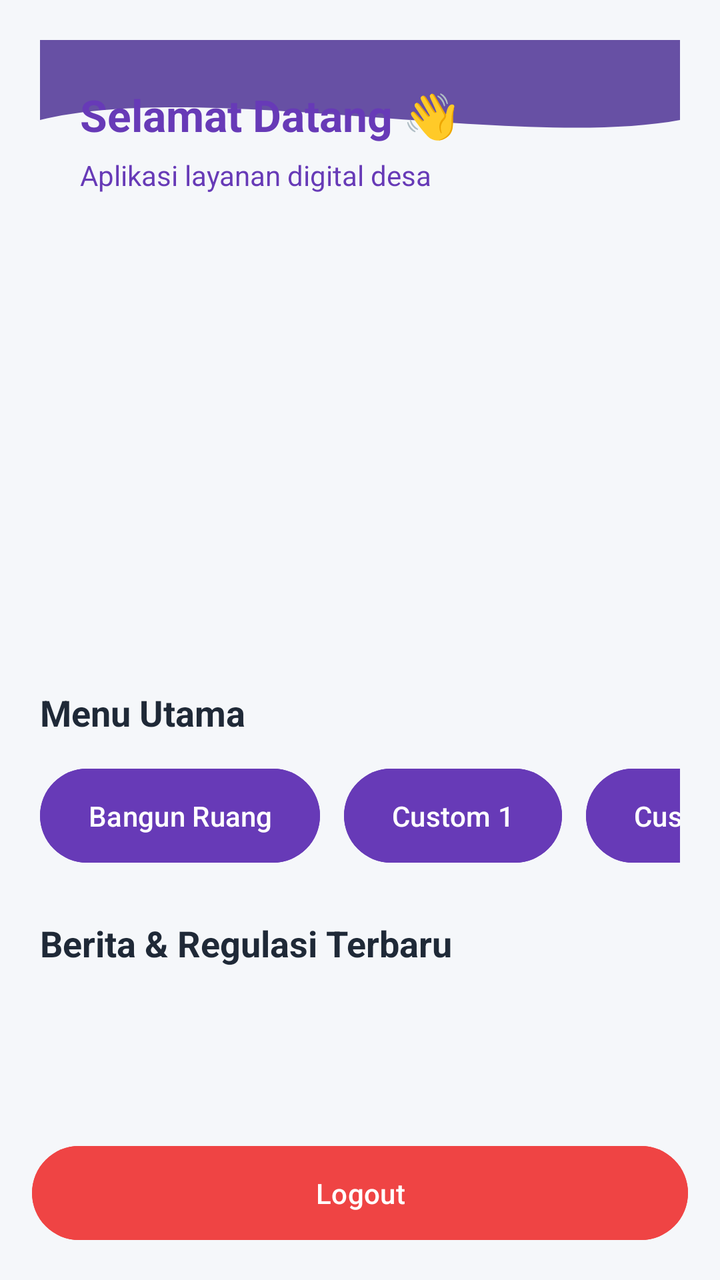
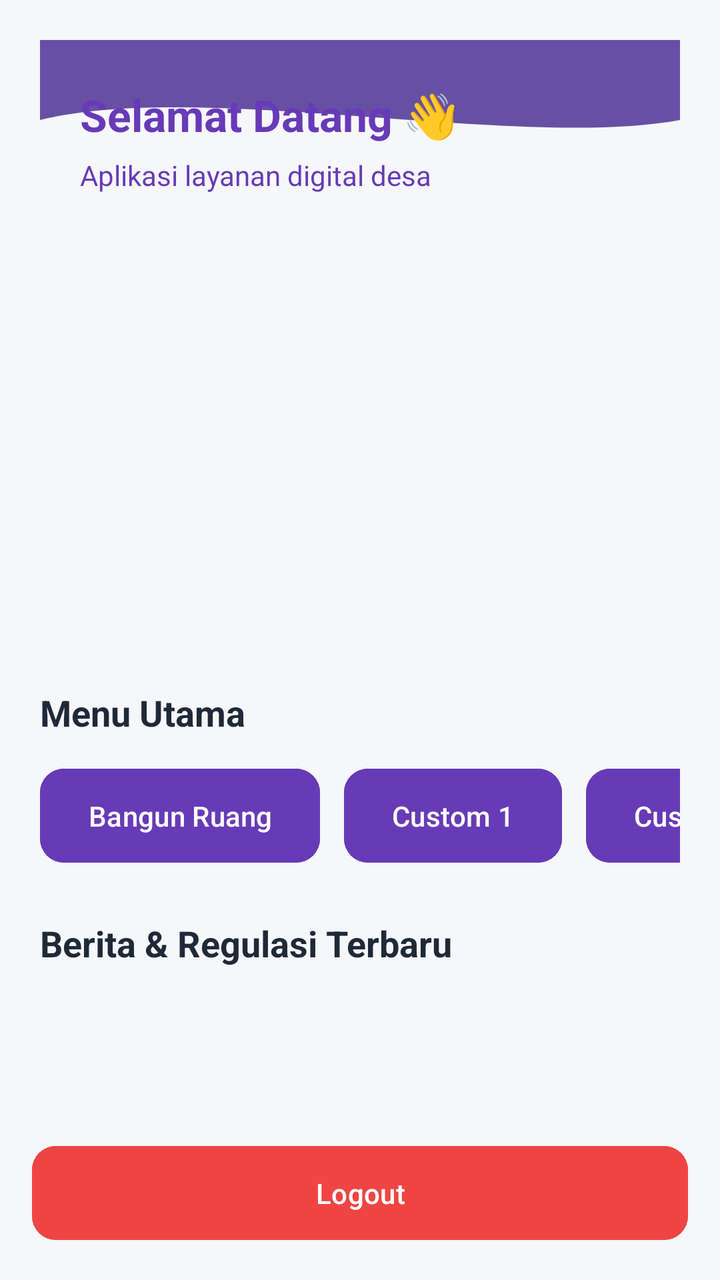

An Android layout rendered at two revisions. The XML below is the earlier revision; the diff shows what the commit changed to produce the second picture.
<!-- AndroidManifest.xml: application theme Theme.Anaanlume -->
<!-- res/layout/fragment_home.xml -->
<?xml version="1.0" encoding="utf-8"?>
<androidx.constraintlayout.widget.ConstraintLayout xmlns:android="http://schemas.android.com/apk/res/android"
    xmlns:app="http://schemas.android.com/apk/res-auto"
    android:layout_width="match_parent"
    android:layout_height="match_parent"
    android:background="#F5F7FA">

    
    <androidx.core.widget.NestedScrollView
        android:id="@+id/contentScroll"
        android:layout_width="match_parent"
        android:layout_height="0dp"
        android:fillViewport="true"
        app:layout_constraintBottom_toTopOf="@+id/btnLogout"
        app:layout_constraintTop_toTopOf="parent">

        <LinearLayout
            android:layout_width="match_parent"
            android:layout_height="wrap_content"
            android:orientation="vertical"
            android:padding="20dp">

            
            <LinearLayout
                android:layout_width="match_parent"
                android:layout_height="wrap_content"
                android:background="@drawable/bg_header_wave"
                android:gravity="center_vertical"
                android:orientation="vertical"
                android:padding="20dp"
                android:layout_marginBottom="20dp">

                <TextView
                    android:layout_width="wrap_content"
                    android:layout_height="wrap_content"
                    android:text="Selamat Datang 👋"
                    android:textColor="#673AB7"
                    android:textSize="22sp"
                    android:textStyle="bold" />

                <TextView
                    android:layout_width="wrap_content"
                    android:layout_height="wrap_content"
                    android:paddingTop="6dp"
                    android:text="Aplikasi layanan digital desa"
                    android:textColor="#673AB7"
                    android:textSize="14sp" />

            </LinearLayout>

            

            
            <androidx.viewpager2.widget.ViewPager2
                android:id="@+id/vpSlider"
                android:layout_width="match_parent"
                android:layout_height="180dp"
                android:layout_marginBottom="24dp" />

            <TextView
                android:layout_width="match_parent"
                android:layout_height="wrap_content"
                android:layout_marginBottom="12dp"
                android:text="Menu Utama"
                android:textColor="#1F2937"
                android:textSize="18sp"
                android:textStyle="bold" />

            <HorizontalScrollView
                android:layout_width="match_parent"
                android:layout_height="wrap_content"
                android:scrollbars="none"
                android:layout_marginBottom="24dp">

                <LinearLayout
                    android:layout_width="wrap_content"
                    android:layout_height="wrap_content"
                    android:orientation="horizontal">

                    <Button
                        android:id="@+id/btn1"
                        android:layout_width="wrap_content"
                        android:layout_height="55dp"
                        android:layout_marginEnd="12dp"
                        android:backgroundTint="#673AB7"
                        android:text="Bangun Ruang"
                        android:textAllCaps="false"
                        android:textColor="#FFFFFF" />

                    <Button
                        android:id="@+id/btn2"
                        android:layout_width="wrap_content"
                        android:layout_height="55dp"
                        android:layout_marginEnd="12dp"
                        android:backgroundTint="#673AB7"
                        android:text="Custom 1"
                        android:textAllCaps="false"
                        android:textColor="#FFFFFF" />

                    <Button
                        android:id="@+id/btn3"
                        android:layout_width="wrap_content"
                        android:layout_height="55dp"
                        android:layout_marginEnd="12dp"
                        android:backgroundTint="#673AB7"
                        android:text="Custom 2"
                        android:textAllCaps="false"
                        android:textColor="#FFFFFF" />

                    <Button
                        android:id="@+id/btnWeb"
                        android:layout_width="wrap_content"
                        android:layout_height="55dp"
                        android:layout_marginEnd="12dp"
                        android:backgroundTint="#673AB7"
                        android:text="Website"
                        android:textAllCaps="false"
                        android:textColor="#FFFFFF" />

                    <Button
                        android:id="@+id/btnDokumen"
                        android:layout_width="wrap_content"
                        android:layout_height="55dp"
                        android:backgroundTint="#673AB7"
                        android:text="Dokumen"
                        android:textAllCaps="false"
                        android:textColor="#FFFFFF" />
                </LinearLayout>
            </HorizontalScrollView>

            
            <TextView
                android:layout_width="match_parent"
                android:layout_height="wrap_content"
                android:layout_marginBottom="12dp"
                android:text="Berita &amp; Regulasi Terbaru"
                android:textColor="#1F2937"
                android:textSize="18sp"
                android:textStyle="bold" />

            <androidx.recyclerview.widget.RecyclerView
                android:id="@+id/rvBerita"
                android:layout_width="match_parent"
                android:layout_height="wrap_content"
                android:nestedScrollingEnabled="false" />

        </LinearLayout>
    </androidx.core.widget.NestedScrollView>

    
    <Button
        android:id="@+id/btnLogout"
        android:layout_width="match_parent"
        android:layout_height="55dp"
        android:layout_margin="16dp"
        android:backgroundTint="#EF4444"
        android:text="Logout"
        android:textAllCaps="false"
        android:textColor="#FFFFFF"
        app:layout_constraintBottom_toBottomOf="parent" />

</androidx.constraintlayout.widget.ConstraintLayout>
<!-- resources referenced by this layout -->
<resources>
  <!-- drawable bg_header_wave (drawable) -->
  <vector xmlns:android="http://schemas.android.com/apk/res/android"
      android:width="100dp"
      android:height="100dp"
      android:viewportWidth="100"
      android:viewportHeight="100">
  
  
      <path
          android:fillColor="?attr/colorPrimary"
          android:pathData="
              M0,0
              L100,0
              L100,40
              C 75,55
                25,20
                0,40
              Z" />
  </vector>
  <style name="Theme.Anaanlume" parent="Base.Theme.Anaanlume" />
  <style name="Base.Theme.Anaanlume" parent="Theme.Material3.DayNight.NoActionBar">
          
          
      </style>
</resources>

<!-- the commit's change to res/layout/fragment_home.xml (unified diff, before → after) -->
@@ -49,8 +49,6 @@
             </LinearLayout>
 
             
-
-            
             <androidx.viewpager2.widget.ViewPager2
                 android:id="@+id/vpSlider"
                 android:layout_width="match_parent"
@@ -77,7 +75,7 @@
                     android:layout_height="wrap_content"
                     android:orientation="horizontal">
 
-                    <Button
+                    <com.google.android.material.button.MaterialButton
                         android:id="@+id/btn1"
                         android:layout_width="wrap_content"
                         android:layout_height="55dp"
@@ -85,9 +83,10 @@
                         android:backgroundTint="#673AB7"
                         android:text="Bangun Ruang"
                         android:textAllCaps="false"
-                        android:textColor="#FFFFFF" />
+                        android:textColor="#FFFFFF"
+                        app:cornerRadius="12dp" />
 
-                    <Button
+                    <com.google.android.material.button.MaterialButton
                         android:id="@+id/btn2"
                         android:layout_width="wrap_content"
                         android:layout_height="55dp"
@@ -95,9 +94,10 @@
                         android:backgroundTint="#673AB7"
                         android:text="Custom 1"
                         android:textAllCaps="false"
-                        android:textColor="#FFFFFF" />
+                        android:textColor="#FFFFFF"
+                        app:cornerRadius="12dp" />
 
-                    <Button
+                    <com.google.android.material.button.MaterialButton
                         android:id="@+id/btn3"
                         android:layout_width="wrap_content"
                         android:layout_height="55dp"
@@ -105,9 +105,10 @@
                         android:backgroundTint="#673AB7"
                         android:text="Custom 2"
                         android:textAllCaps="false"
-                        android:textColor="#FFFFFF" />
+                        android:textColor="#FFFFFF"
+                        app:cornerRadius="12dp" />
 
-                    <Button
+                    <com.google.android.material.button.MaterialButton
                         android:id="@+id/btnWeb"
                         android:layout_width="wrap_content"
                         android:layout_height="55dp"
@@ -115,16 +116,41 @@
                         android:backgroundTint="#673AB7"
                         android:text="Website"
                         android:textAllCaps="false"
-                        android:textColor="#FFFFFF" />
+                        android:textColor="#FFFFFF"
+                        app:cornerRadius="12dp" />
 
-                    <Button
+                    <com.google.android.material.button.MaterialButton
                         android:id="@+id/btnDokumen"
                         android:layout_width="wrap_content"
                         android:layout_height="55dp"
+                        android:layout_marginEnd="12dp"
                         android:backgroundTint="#673AB7"
                         android:text="Dokumen"
                         android:textAllCaps="false"
-                        android:textColor="#FFFFFF" />
+                        android:textColor="#FFFFFF"
+                        app:cornerRadius="12dp" />
+
+                    <com.google.android.material.button.MaterialButton
+                        android:id="@+id/btnTenth"
+                        android:layout_width="wrap_content"
+                        android:layout_height="55dp"
+                        android:layout_marginEnd="12dp"
+                        android:backgroundTint="#673AB7"
+                        android:text="Bina Desaku"
+                        android:textAllCaps="false"
+                        android:textColor="#FFFFFF"
+                        app:cornerRadius="12dp" />
+
+                    <com.google.android.material.button.MaterialButton
+                        android:id="@+id/btnThirteenth"
+                        android:layout_width="wrap_content"
+                        android:layout_height="55dp"
+                        android:layout_marginEnd="12dp"
+                        android:backgroundTint="#673AB7"
+                        android:text="Pertemuan 13"
+                        android:textAllCaps="false"
+                        android:textColor="#FFFFFF"
+                        app:cornerRadius="12dp" />
                 </LinearLayout>
             </HorizontalScrollView>
 
@@ -148,7 +174,7 @@
     </androidx.core.widget.NestedScrollView>
 
     
-    <Button
+    <com.google.android.material.button.MaterialButton
         android:id="@+id/btnLogout"
         android:layout_width="match_parent"
         android:layout_height="55dp"
@@ -157,6 +183,7 @@
         android:text="Logout"
         android:textAllCaps="false"
         android:textColor="#FFFFFF"
+        app:cornerRadius="12dp"
         app:layout_constraintBottom_toBottomOf="parent" />
 
 </androidx.constraintlayout.widget.ConstraintLayout>
